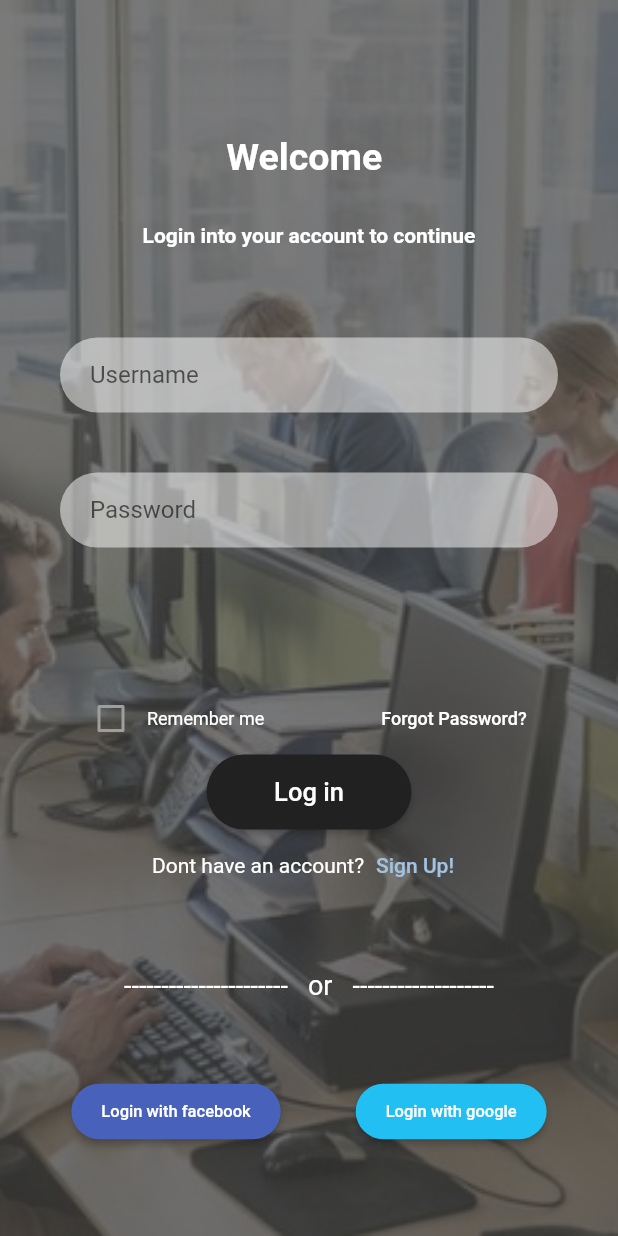
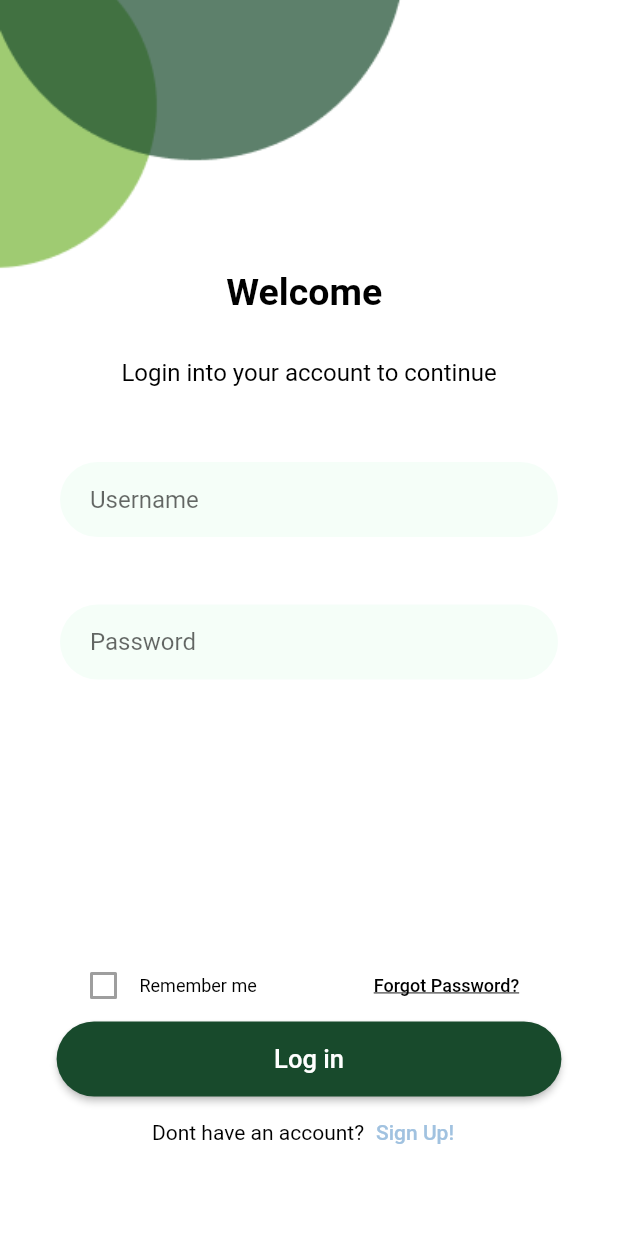
Before and after one commit to pratikshit19/FlutterApp-AigroEdge-Tech, a Flutter app: the LoginPage screen opened by its route, on a phone screen of 412 x 824 dp. Run offline on Flutter 3.47's test engine with Material 2 defaults, Android fonts, the phone set to English and light mode, and no system bars.

```diff
--- a/lib/main.dart
+++ b/lib/main.dart
@@ -1,6 +1,6 @@
 import 'package:design/utils/routes.dart';
 import 'package:flutter/material.dart';
-import 'pages/home.dart';
+import 'pages/home/home.dart';
 import 'pages/login.dart';
 
 void main() {
@@ -18,7 +18,7 @@ class MyApp extends StatelessWidget {
       debugShowCheckedModeBanner: false,
       initialRoute: "/",
       routes: {
-        "/": (context) => const HomePage(),
+        "/": (context) => const LoginPage(),
         MyRoutes.homeRoute: (context) => const HomePage(),
         MyRoutes.loginRoute: (context) => const LoginPage(),
       },
--- a/lib/pages/login.dart
+++ b/lib/pages/login.dart
@@ -20,8 +20,9 @@ class _LoginPageState extends State<LoginPage> {
     return SafeArea(
       child: Scaffold(
         resizeToAvoidBottomInset: false,
-        backgroundColor: Colors.grey[800],
-        body: Container(
+
+        //backgroundColor: Colors.white,
+        body: /*Container(
           height: double.infinity,
           width: double.infinity,
           decoration: const BoxDecoration(
@@ -33,7 +34,19 @@ class _LoginPageState extends State<LoginPage> {
               opacity: 0.3,
             ),
           ),
-          //margin: const EdgeInsets.all(29),
+        ),*/
+            Container(
+          height: double.infinity,
+          width: double.infinity,
+          decoration: const BoxDecoration(
+            image: DecorationImage(
+              image: AssetImage(
+                'assets/images/loginbg.png',
+              ),
+              fit: BoxFit.fitWidth,
+              opacity: 1,
+            ),
+          ),
           child: Column(
             children: [
               _header(context),
@@ -41,8 +54,8 @@ class _LoginPageState extends State<LoginPage> {
               buildRememberMeBtn(),
               buildLoginbtn(context),
               buildStatement(),
-              buildText(),
-              buildLoginOptions()
+              //buildText(),
+              //buildLoginOptions()
               //_forgotPassword(context),
             ],
           ),
@@ -55,29 +68,30 @@ class _LoginPageState extends State<LoginPage> {
 _header(context) {
   String name = "";
   return Padding(
-    padding: const EdgeInsets.symmetric(horizontal: 40, vertical: 90),
+    padding: const EdgeInsets.symmetric(horizontal: 40, vertical: 180),
     child: Column(
       mainAxisAlignment: MainAxisAlignment.center,
       children: [
         Text(
           "Welcome $name",
           style: const TextStyle(
-              fontSize: 25, fontWeight: FontWeight.bold, color: Colors.white),
+              fontSize: 25, fontWeight: FontWeight.bold, color: Colors.black),
         ),
         const SizedBox(
           height: 30,
         ),
         const Text(
           "Login into your account to continue",
-          style: TextStyle(color: Colors.white, fontWeight: FontWeight.bold),
+          style: TextStyle(
+              color: Colors.black, fontSize: 16, fontWeight: FontWeight.normal),
         ),
         const SizedBox(
-          height: 60,
+          height: 50,
         ),
         Container(
           height: 50,
           decoration: BoxDecoration(
-            color: const Color(0xffFFFFFF).withOpacity(0.5),
+            color: const Color(0xffEBFDF2).withOpacity(0.5),
             borderRadius: BorderRadius.circular(30),
           ),
           child: Padding(
@@ -89,7 +103,7 @@ _header(context) {
                   setState(() {});
                 },
                 decoration: const InputDecoration(
-                  fillColor: Colors.white,
+                  fillColor: Colors.black,
                   border: InputBorder.none,
                   hintText: 'Username',
                 ),
@@ -104,28 +118,28 @@ _header(context) {
           ),
         ),
         const SizedBox(
-          height: 40,
+          height: 45,
         ),
         Container(
           height: 50,
           decoration: BoxDecoration(
-            color: const Color(0xffFFFFFF).withOpacity(0.5),
+            color: const Color(0xffEBFDF2).withOpacity(0.5),
             borderRadius: BorderRadius.circular(30),
           ),
           child: Padding(
-            padding: const EdgeInsets.only(left: 20),
+            padding: const EdgeInsets.only(left: 20, bottom: 0),
             child: Center(
               child: TextFormField(
                 obscureText: true,
                 decoration: const InputDecoration(
-                  fillColor: Colors.white,
+                  fillColor: Colors.black,
                   border: InputBorder.none,
                   hintText: 'Password',
                 ),
                 // ignore: body_might_complete_normally_nullable
                 validator: (value) {
                   if (value!.isEmpty) {
-                    return "Username cannot be empty";
+                    return "Password cannot be empty";
                   } else if (value.length < 6) {
                     return "Password should be atleast 6 characters";
                   }
@@ -139,25 +153,11 @@ _header(context) {
   );
 }
 
-/*_inputField(context) {
-  return Container(
-    padding: const EdgeInsets.symmetric(horizontal: 40),
-    child: Column(
-      mainAxisAlignment: MainAxisAlignment.center,
-      children: [
-
-
-        //const Text('Remember Me'),
-      ],
-    ),
-  );
-}*/
-
 Widget buildRememberMeBtn() {
   bool? isRememberMe = false;
 
   return Container(
-    padding: const EdgeInsets.only(left: 50),
+    padding: const EdgeInsets.symmetric(horizontal: 45, vertical: 0),
     child: Row(
       children: [
         SizedBox(
@@ -168,7 +168,7 @@ Widget buildRememberMeBtn() {
                 data: ThemeData(unselectedWidgetColor: Colors.grey),
                 child: Checkbox(
                   value: isRememberMe,
-                  checkColor: Colors.black,
+                  checkColor: AppColors.themeColor,
                   activeColor: Colors.white,
                   onChanged: (value) {
                     setState(() {
@@ -179,7 +179,7 @@ Widget buildRememberMeBtn() {
               ),
               const Text(
                 'Remember me',
-                style: TextStyle(color: Colors.white, fontSize: 12),
+                style: TextStyle(color: Colors.black, fontSize: 12),
               ),
             ],
           ),
@@ -193,7 +193,8 @@ Widget buildRememberMeBtn() {
             child: const Text(
               'Forgot Password?',
               style: TextStyle(
-                color: Colors.white,
+                decoration: TextDecoration.underline,
+                color: Colors.black,
                 fontSize: 12,
               ),
             ),
@@ -209,9 +210,9 @@ void setState(Null Function() param0) {}
 Widget buildLoginbtn(BuildContext context) {
   return ElevatedButton(
       style: ElevatedButton.styleFrom(
+        padding: const EdgeInsets.symmetric(vertical: 15, horizontal: 145),
         shape: const StadiumBorder(),
-        padding: const EdgeInsets.symmetric(vertical: 15, horizontal: 45),
-        backgroundColor: Colors.grey[900],
+        backgroundColor: AppColors.themeColor,
       ),
       onPressed: () {
         Navigator.popAndPushNamed(context, MyRoutes.homeRoute);
@@ -226,19 +227,16 @@ Widget buildStatement() {
   return Row(
     mainAxisAlignment: MainAxisAlignment.center,
     children: [
-      Container(
-        child: const Text(
+      const Text(
         'Dont have an account?',
-          style: TextStyle(color: Colors.white),
+        style: TextStyle(color: Colors.black),
       ),
-      ),
-      Container(
-        child: TextButton(
+      TextButton(
+        // ignore: avoid_print
         onPressed: () => print('Sign up!'),
         child: const Text(
           'Sign Up!',
           style: TextStyle(color: AppColors.signup),
-          ),
         ),
       ),
     ],
@@ -281,8 +279,7 @@ Widget buildLoginOptions() {
               style: TextStyle(fontSize: 11),
             )),
       ),
-      Container(
-        child: ElevatedButton(
+      ElevatedButton(
           onPressed: () {},
           style: ElevatedButton.styleFrom(
             shape: const StadiumBorder(),
@@ -293,7 +290,6 @@ Widget buildLoginOptions() {
             'Login with google',
             style: TextStyle(fontSize: 11),
           )),
-      ),
     ],
   );
 }
```
Also changed, not shown: lib/app_colors.dart (+12 -0 lines), lib/pages/home.dart (deleted, +0 -36 lines), lib/pages/home/components/body.dart (added, +69 -0 lines), lib/pages/home/home.dart (added, +124 -0 lines), assets/images/loginbg.png (added). Lines whose indentation alone changed are shown as unchanged.
